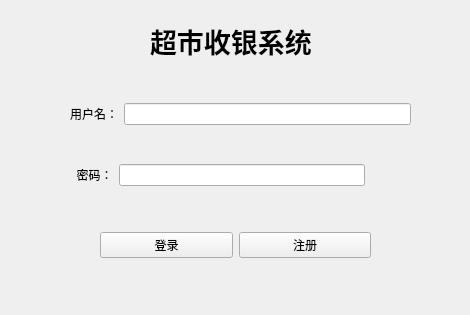
Old version of the form src/LogIn/LoginDialog.ui in the repository Hong16-9/QT_SuperMarket.
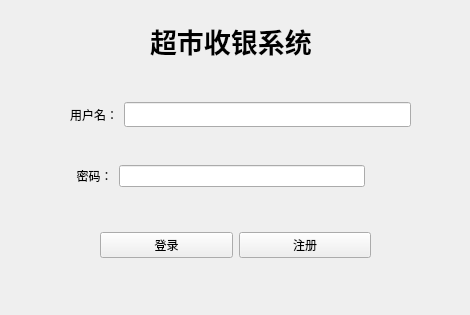
New version of the form. Icons and pictures are not drawn.

```diff
--- a/src/LogIn/LoginDialog.ui
+++ b/src/LogIn/LoginDialog.ui
@@ -42,7 +42,16 @@
        </widget>
       </item>
       <item>
-       <widget class="QLineEdit" name="usernameEdit"/>
+       <widget class="QLineEdit" name="usernameEdit">
+        <property name="font">
+         <font>
+          <family>Adobe 黑体 Std R</family>
+          <pointsize>9</pointsize>
+          <weight>50</weight>
+          <bold>false</bold>
+         </font>
+        </property>
+       </widget>
       </item>
      </layout>
     </item>
```
Left out of the diff: 7 changed lines with no effect on the pictures.
